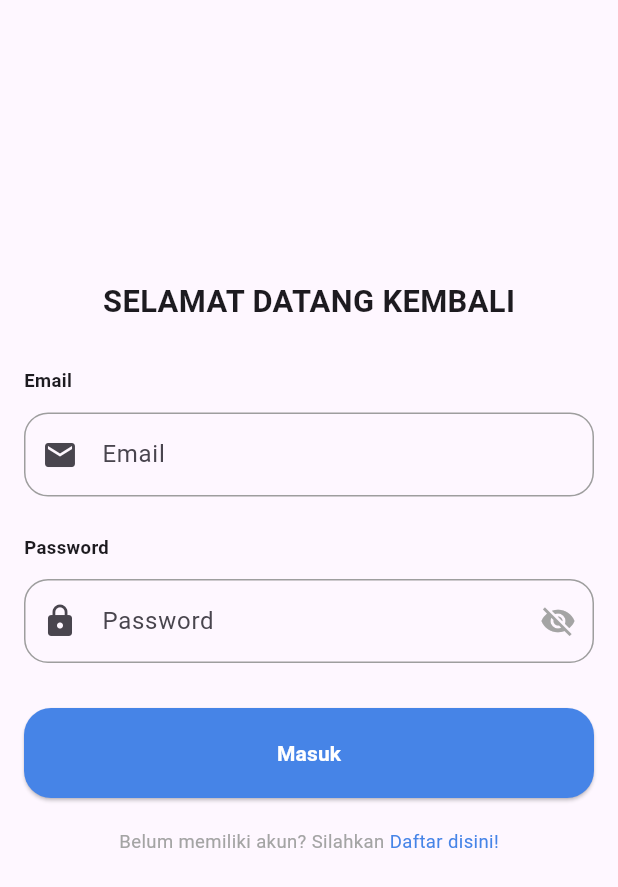
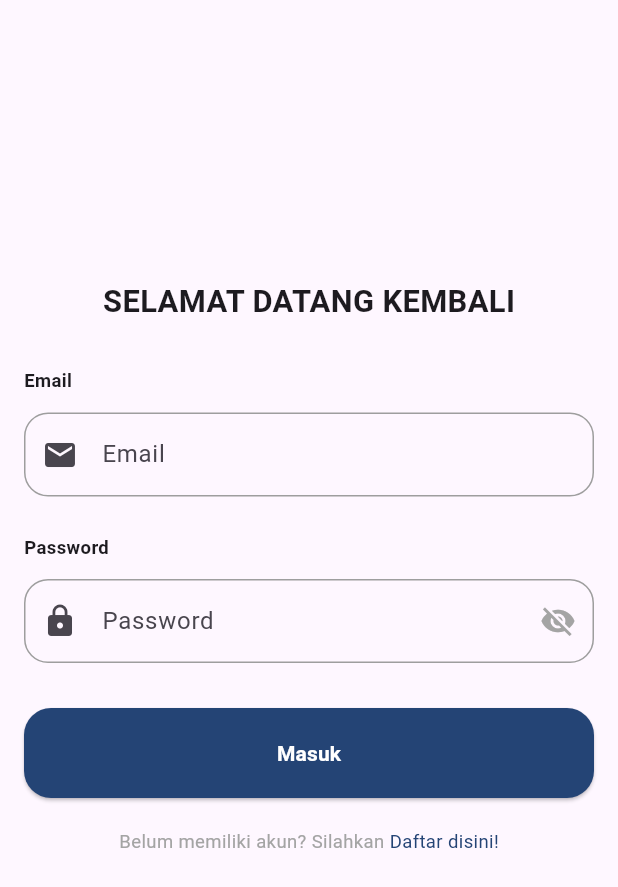
Before and after one commit to FirdausyTama/0021_SiapAntar, a Flutter app: the screen it shows after launch, on a phone screen of 412 x 824 dp. Shown: the top 887 px of the screen. Run offline on Flutter 3.47's test engine with Material 3 defaults, Android fonts, the phone set to English and light mode, and no system bars; our stand-ins replace bloc, dartz, dropdown_button2, flutter_bloc, flutter_secure_storage.

Commit message:
merubah warna

```diff
--- a/lib/core/components/buttons.dart
+++ b/lib/core/components/buttons.dart
@@ -9,7 +9,7 @@ class Button extends StatelessWidget {
     required this.onPressed,
     required this.label,
     this.style = ButtonStyleType.filled,
-    this.color = AppColors.primary,
+    this.color = const Color(0xFF244475), // Warna default diubah ke #244475
     this.textColor = Colors.white,
     this.width = double.infinity,
     this.height = 60.0,
@@ -26,7 +26,7 @@ class Button extends StatelessWidget {
     required this.label,
     this.style = ButtonStyleType.outlined,
     this.color = Colors.transparent,
-    this.textColor = AppColors.primary,
+    this.textColor = const Color(0xFF244475), // Warna text default untuk outlined button
     this.width = double.infinity,
     this.height = 60.0,
     this.borderRadius = 18.0,
@@ -87,7 +87,7 @@ class Button extends StatelessWidget {
               onPressed: disabled ? null : onPressed,
               style: OutlinedButton.styleFrom(
                 backgroundColor: color,
-                side: const BorderSide(color: Colors.grey),
+                side: BorderSide(color: textColor), // Border menggunakan warna yang sama dengan text
                 shape: RoundedRectangleBorder(
                   borderRadius: BorderRadius.circular(borderRadius),
                 ),
--- a/lib/core/constants/colors.dart
+++ b/lib/core/constants/colors.dart
@@ -1,7 +1,7 @@
 import 'package:flutter/material.dart';
 
 class AppColors {
-  static const Color primary = Color(0xff4684e7);
+  static const Color primary = Color(0xFF244475);
 
   static const Color secondary = Color(0xff6199f6);
 
```
